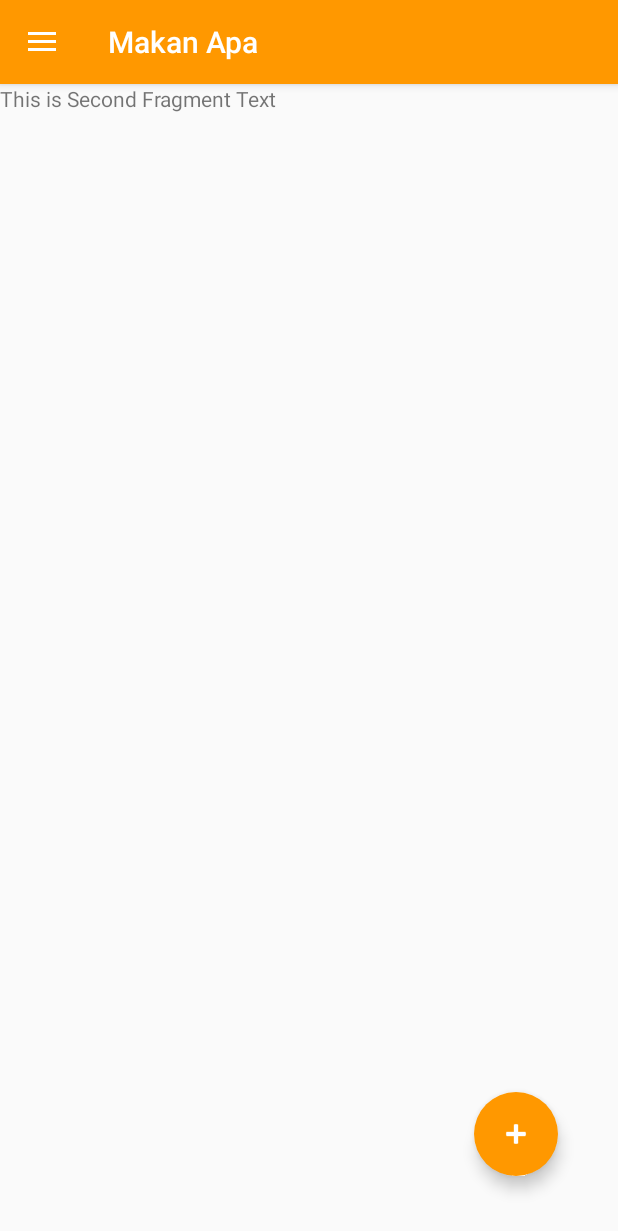
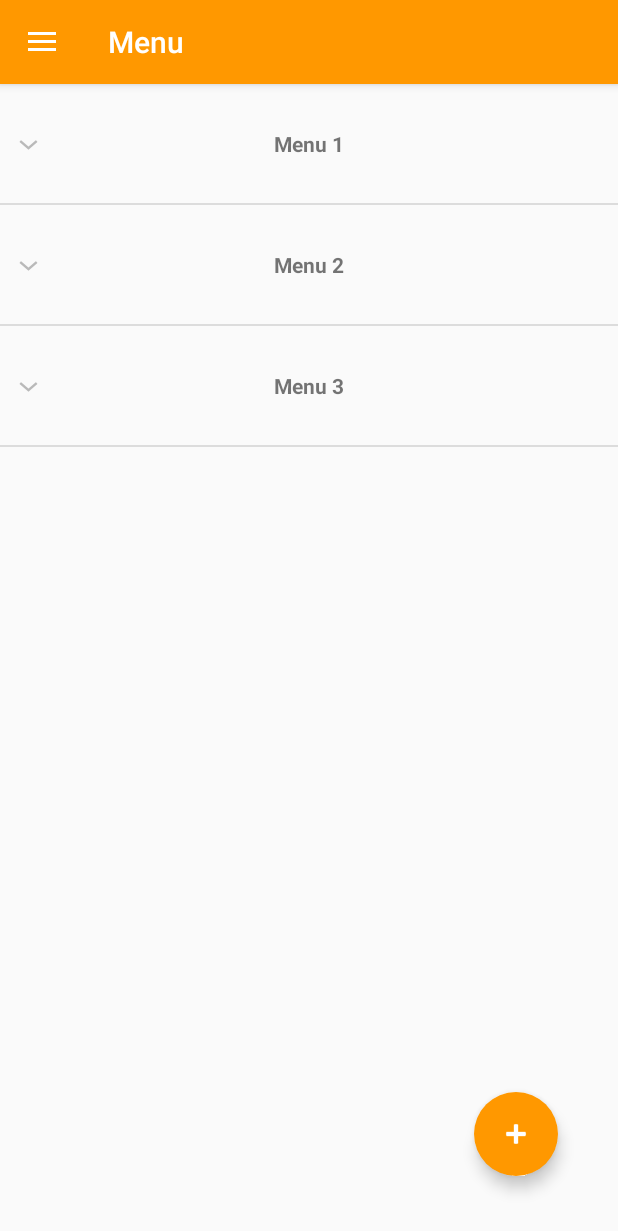
Before and after one commit to MochRafi007/Tubes1_P3B, an Android app: the fragment SecondFragment placed in its activity, on a phone screen of 412 x 824 dp. Shown: the top 1231 px of the screen. Run offline under Robolectric (Android 15) with nearby library versions, the phone set to English and light mode, and no system bars.

Commit message:
Progress 2
1. Membuat expandable listview di second fragment
2. Membuat fragment child di setiap nama menu nya
3. Menambahkan kelas model di folder Model
4. Menambahkan kelas list makanan di folder Adapter
5. Menambahkan layout untuk list adapter menu dan child

```diff
--- /dev/null
+++ b/app/src/main/java/com/example/m0317073/Adapder/ListMakanan.java
@@ -0,0 +1,99 @@
+package com.example.m0317073.Adapder;
+
+import android.content.Context;
+import android.view.LayoutInflater;
+import android.view.View;
+import android.view.ViewGroup;
+import android.widget.BaseExpandableListAdapter;
+import android.widget.TextView;
+
+import com.example.m0317073.Model.Makanan;
+import com.example.m0317073.R;
+
+import java.util.HashMap;
+import java.util.List;
+
+public class ListMakanan extends BaseExpandableListAdapter {
+    private List<String> listGroup;
+    private HashMap<String, List<Makanan>> listItem;
+    private Context context;
+
+    public ListMakanan(Context context, List<String> Group, HashMap<String, List<Makanan>> Item){
+        listGroup = Group;
+        this.context = context;
+        listItem = Item;
+    }
+
+
+    @Override
+    public int getGroupCount() {
+        return  listGroup.size();
+    }
+
+    @Override
+    public int getChildrenCount(int groupPosition) {
+        return listItem.get(getGroup(groupPosition)).size();
+    }
+
+    @Override
+    public Object getGroup(int groupPosition) {
+        return listGroup.get(groupPosition);
+    }
+
+    @Override
+    public Object getChild(int groupPosition, int childPosition) {
+        return listItem.get(getGroup(groupPosition)).get(childPosition);
+    }
+
+    @Override
+    public long getGroupId(int groupPosition) {
+        return groupPosition;
+    }
+
+    @Override
+    public long getChildId(int groupPosition, int childPosition) {
+        return childPosition;
+    }
+
+    @Override
+    public boolean hasStableIds() {
+        return false;
+    }
+
+    @Override
+    public View getGroupView(int groupPosition, boolean isExpanded, View convertView, ViewGroup parent) {
+        if (convertView == null){
+            LayoutInflater inflater = (LayoutInflater) context.getSystemService(Context.LAYOUT_INFLATER_SERVICE);
+            convertView = inflater.inflate(R.layout.list_item_group, null);
+        }
+        TextView namaMakanan = (TextView) convertView.findViewById(R.id.namaMenu);
+        namaMakanan.setText((String) getGroup(groupPosition));
+
+        return convertView;
+    }
+
+    @Override
+    public View getChildView(int groupPosition, int childPosition, boolean isLastChild, View convertView, ViewGroup parent) {
+        if (convertView == null){
+            LayoutInflater inflater = (LayoutInflater) context.getSystemService(Context.LAYOUT_INFLATER_SERVICE);
+            convertView = inflater.inflate(R.layout.list_item,null);
+        }
+        TextView tag = (TextView) convertView.findViewById(R.id.tag_hasil);
+        TextView bahan = (TextView) convertView.findViewById(R.id.bahan_hasil);
+        TextView langkah = (TextView) convertView.findViewById(R.id.langkah_hasil);
+        TextView resto = (TextView) convertView.findViewById(R.id.resto_hasil);
+
+        Makanan makanan = (Makanan) getChild(groupPosition,childPosition);
+        tag.setText(makanan.getTag());
+        bahan.setText(makanan.getBahan());
+        langkah.setText(makanan.getLangkahMemasak());
+        resto.setText(makanan.getResto());
+
+        return convertView;
+    }
+
+    @Override
+    public boolean isChildSelectable(int groupPosition, int childPosition) {
+        return true;
+    }
+}
--- a/app/src/main/java/com/example/m0317073/Fragment/LeftFragment.java
+++ b/app/src/main/java/com/example/m0317073/Fragment/LeftFragment.java
@@ -68,11 +68,9 @@ public class LeftFragment extends Fragment {
                 switch (selectedItem){
                     case "Home":
                         listener.changePage(1);
-                        getActivity().setTitle("Makan Apa");
                         break;
                     case "Menu" :
                         listener.changePage(2);
-                        getActivity().setTitle("Menu");
                         break;
                     case "Exit" :
                         listener.closeApplication();
--- a/app/src/main/java/com/example/m0317073/Fragment/MainFragment.java
+++ b/app/src/main/java/com/example/m0317073/Fragment/MainFragment.java
@@ -68,4 +68,15 @@ public class MainFragment extends Fragment {
         });
         return view;
     }
+
+    @Override
+    public void onResume() {
+        super.onResume();
+        getActivity().setTitle("Makan Apa");
+    }
+
+    @Override
+    public void onPause() {
+        super.onPause();
+    }
 }
--- a/app/src/main/java/com/example/m0317073/Fragment/SecondFragment.java
+++ b/app/src/main/java/com/example/m0317073/Fragment/SecondFragment.java
@@ -4,21 +4,60 @@ import android.os.Bundle;
 import android.view.LayoutInflater;
 import android.view.View;
 import android.view.ViewGroup;
+import android.widget.ExpandableListView;
 
 import androidx.fragment.app.Fragment;
 
+import com.example.m0317073.Adapder.ListMakanan;
+import com.example.m0317073.Model.Makanan;
 import com.example.m0317073.R;
+
+import java.util.ArrayList;
+import java.util.HashMap;
+import java.util.List;
 
 public class SecondFragment extends Fragment {
     public SecondFragment(){
 
     }
 
+    ExpandableListView listView;
+
     @Override
     public View onCreateView(LayoutInflater inflater, ViewGroup container, Bundle savedInstanceState) {
-        final View view = inflater.inflate(R.layout.fragment_second, container, false);
+        View view = inflater.inflate(R.layout.fragment_second, container, false);
+        listView = (ExpandableListView) view.findViewById(R.id.expand_list);
 
+        final List<String> listGroup = new ArrayList<>();
+        listGroup.add("Menu 1");
+        listGroup.add("Menu 2");
+        listGroup.add("Menu 3");
+
+        List<Makanan> listItem1 = new ArrayList<>();
+        List<Makanan> listItem2 = new ArrayList<>();
+        List<Makanan> listItem3 = new ArrayList<>();
+        listItem1.add(new Makanan("Menu 1", "Ikan", "Telur dan Susu", "Panjang", "Bandung"));
+        listItem2.add(new Makanan("Menu 2", "Ikan", "Telur dan Susu", "Panjang", "Bandung"));
+        listItem3.add(new Makanan("Menu 3", "Ikan", "Telur dan Susu", "Panjang", "Bandung"));
+
+        final HashMap<String, List<Makanan>> lstItemsGroup = new HashMap<>();
+        lstItemsGroup.put(listGroup.get(0), listItem1);
+        lstItemsGroup.put(listGroup.get(1), listItem2);
+        lstItemsGroup.put(listGroup.get(2), listItem1);
+
+        final ListMakanan listMakanan = new ListMakanan(getActivity(),listGroup,lstItemsGroup);
+        listView.setAdapter(listMakanan);
         return view;
     }
 
+    @Override
+    public void onResume() {
+        super.onResume();
+        getActivity().setTitle("Menu");
+    }
+
+    @Override
+    public void onPause() {
+        super.onPause();
+    }
 }
--- /dev/null
+++ b/app/src/main/java/com/example/m0317073/Model/Makanan.java
@@ -0,0 +1,57 @@
+package com.example.m0317073.Model;
+
+public class Makanan {
+    private String namaMenu;
+    private String tag;
+    private String bahan;
+    private String langkahMemasak;
+    private String resto;
+
+    public Makanan (String namaMenu, String tag, String bahan, String langkahMemasak, String resto){
+        this.namaMenu = namaMenu;
+        this.tag = tag;
+        this.bahan = bahan;
+        this.langkahMemasak = langkahMemasak;
+        this.resto = resto;
+    }
+
+    public String getBahan() {
+        return bahan;
+    }
+
+    public String getLangkahMemasak() {
+        return langkahMemasak;
+    }
+
+    public String getNamaMenu() {
+        return namaMenu;
+    }
+
+    public String getResto() {
+        return resto;
+    }
+
+    public String getTag() {
+        return tag;
+    }
+
+    public void setBahan(String bahan) {
+        this.bahan = bahan;
+    }
+
+    public void setLangkahMemasak(String langkahMemasak) {
+        this.langkahMemasak = langkahMemasak;
+    }
+
+    public void setNamaMenu(String namaMenu) {
+        this.namaMenu = namaMenu;
+    }
+
+    public void setResto(String resto) {
+        this.resto = resto;
+    }
+
+    public void setTag(String tag) {
+        this.tag = tag;
+    }
+}
--- a/app/src/main/res/layout/fragment_second.xml
+++ b/app/src/main/res/layout/fragment_second.xml
@@ -4,10 +4,12 @@
     android:layout_height="match_parent"
     xmlns:app="http://schemas.android.com/apk/res-auto">
 
-    <TextView
+    <ExpandableListView
         android:layout_width="match_parent"
         android:layout_height="match_parent"
-        android:text="@string/second_fragment_text" />
+        android:id="@+id/expand_list"
+        >
+    </ExpandableListView>
 
     <com.google.android.material.floatingactionbutton.FloatingActionButton
         android:id="@+id/fab"
--- /dev/null
+++ b/app/src/main/res/layout/list_item_group.xml
@@ -0,0 +1,17 @@
+<?xml version="1.0" encoding="utf-8"?>
+<RelativeLayout
+    android:layout_width="match_parent"
+    android:layout_height="match_parent"
+    xmlns:android="http://schemas.android.com/apk/res/android">
+    <TextView
+        android:id="@+id/namaMenu"
+        android:padding="30dp"
+        android:layout_width="match_parent"
+        android:layout_height="wrap_content"
+        android:text="@string/nama_makanan"
+        android:textAlignment="center"
+        android:textStyle="bold"
+        android:layout_centerHorizontal="true">
+    </TextView>
+
+</RelativeLayout>
--- a/app/src/main/res/values/strings.xml
+++ b/app/src/main/res/values/strings.xml
@@ -2,8 +2,12 @@
     <string name="app_name">Makan Apa</string>
     <string name="tv_text_page1">Makan Apa Kita Hari Ini ?</string>
     <string name="btn_cari">Cari</string>
-    <string name="right_drawer_text">This is Right Drawer</string>
-    <string name="second_fragment_text">This is Second Fragment Text</string>
+    <string name="nama_makanan">Nama Makanan</string>
+    <string name="deskripsi">Deskripsi</string>
+    <string name="tag">Tag</string>
+    <string name="bahan">Bahan</string>
+    <string name="langkah">Langkah Memasak</string>
+    <string name="resto">Tersedia di resto</string>
     <string name="openDrawer">open drawer</string>
     <string name="closeDrawer">close drawer</string>
     <string-array name="nav_menu">
```
Also changed, not shown: app/src/main/java/com/example/m0317073/MainActivity.java (+5 -2 lines), app/src/main/res/layout/list_item.xml (added, +97 -0 lines).
